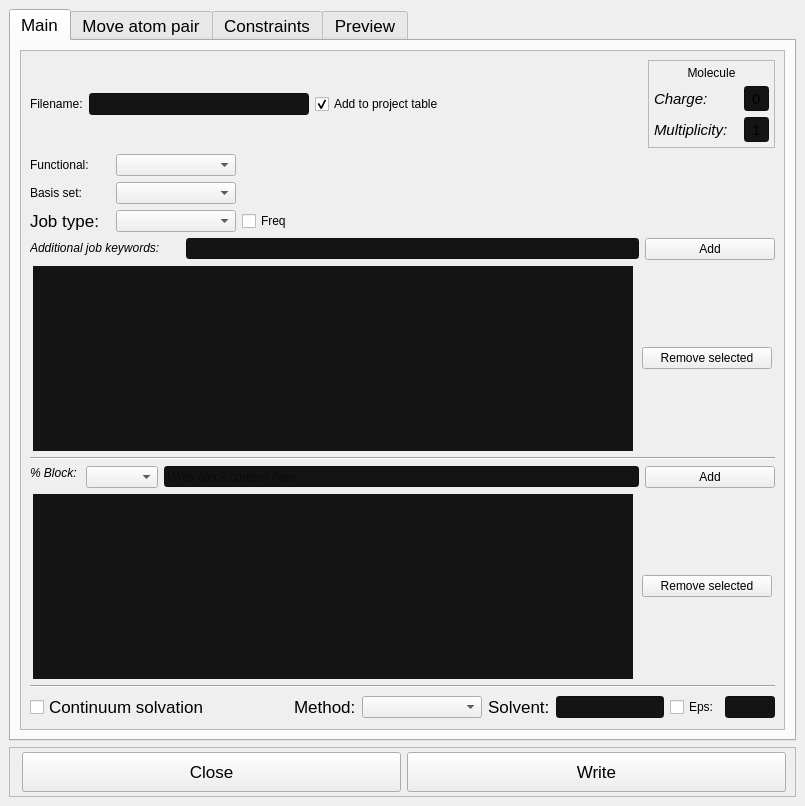
Above: UIs/SetupWindowOrca.ui from chemREACT/REACT before the change. Below: the same form after it.
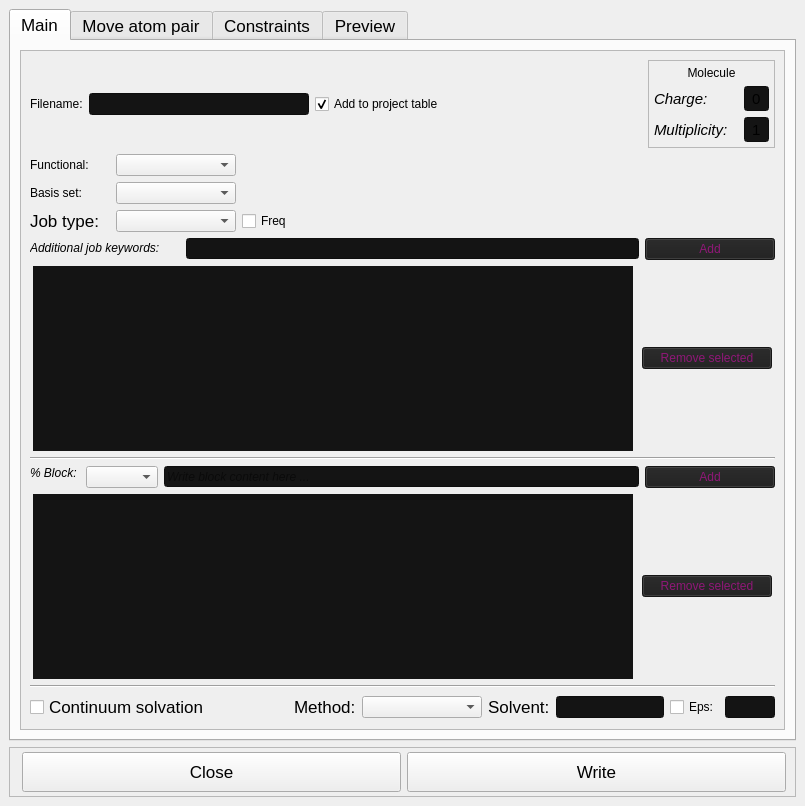
That is the form after the change. Icons and pictures are not drawn.

Commit message: update setupwindow orca

```diff
--- a/UIs/SetupWindowOrca.ui
+++ b/UIs/SetupWindowOrca.ui
@@ -39,6 +39,30 @@
 background-color: rgb(20,20,20);
 }
 
+QPushButton {
+	/*background-color:rgb(98, 114, 164);*/
+	background-color: rgb(30,30,30);
+	color: rgb(143,23,119);
+}
+QPushButton:hover
+{
+   	background-color: rgb(40, 40, 40);
+	/*color:rgb(20,20,20);*/
+	border-style: outset;
+	border-width: 2px;
+	border-color: rgb(143,23,119);
+
+}
+QPushButton:pressed
+{
+	color: rgb(143, 23, 119);
+	background-color: rgb(20, 20, 20);
+}
+QPushButton:!enabled
+{
+	color: rgb(20, 20, 20);
+}
+
 </string>
       </property>
       <property name="currentIndex">
```
Left out of the diff: 3 changed lines with no effect on the pictures. The commit also changes 1 other file.
